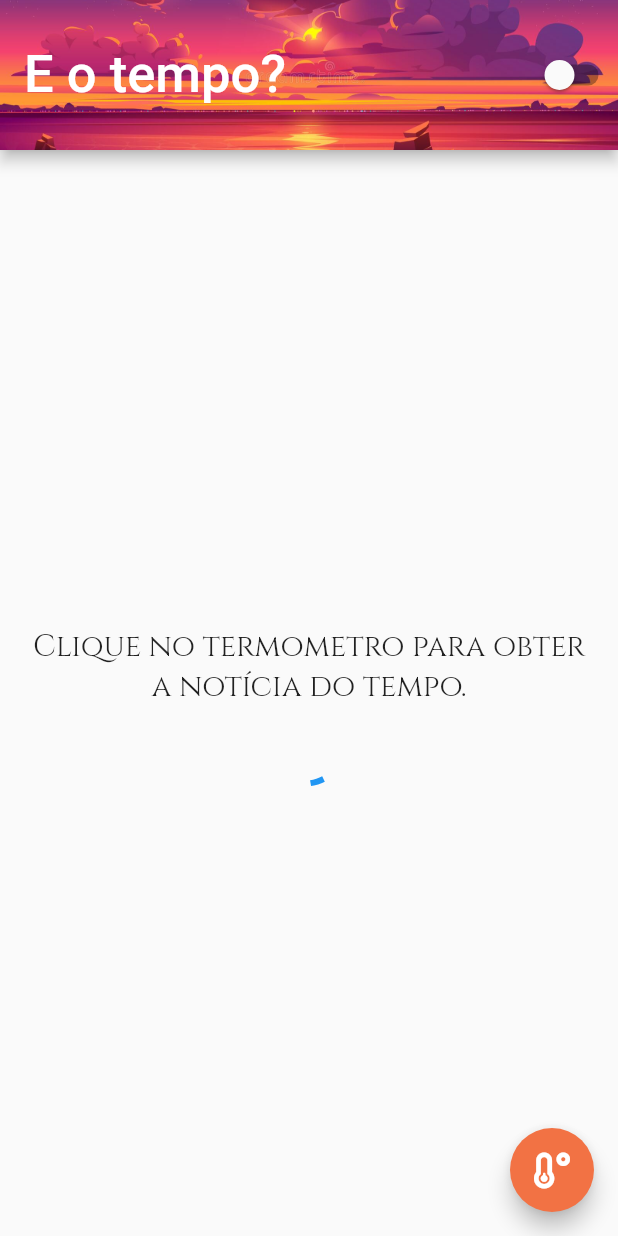
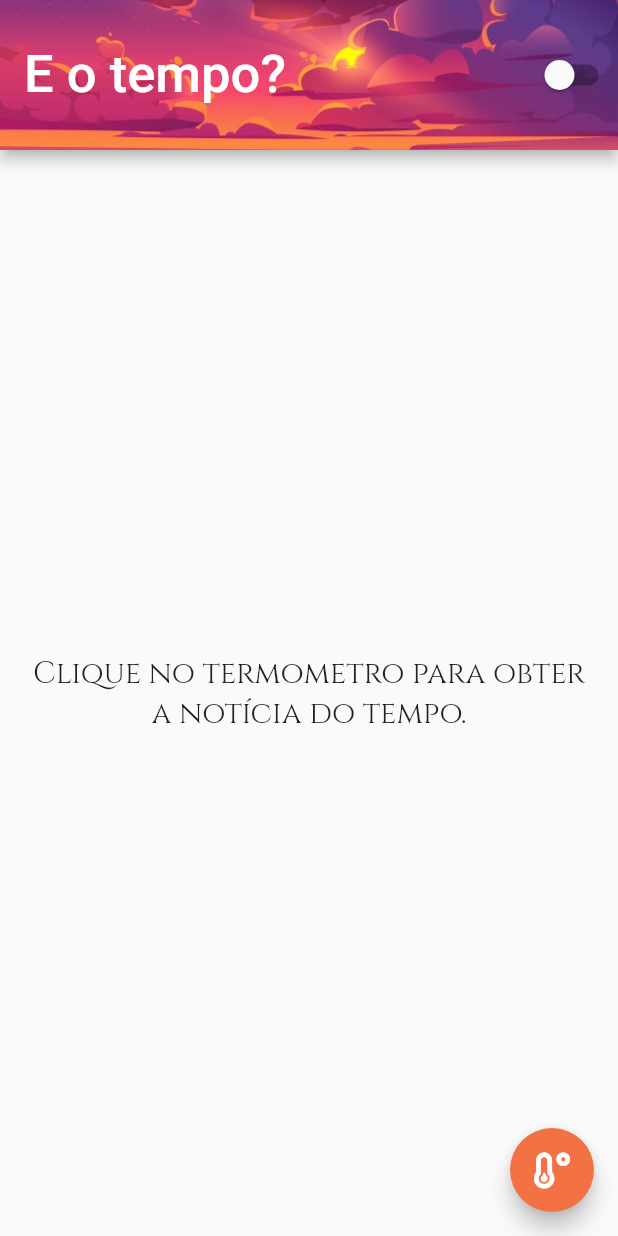
Before and after one commit to ZaunSupremoXV/app_arquiteture, a Flutter app: the screen it shows after launch, on a phone screen of 412 x 824 dp. Run offline on Flutter 3.47's test engine with Material 2 defaults, Android fonts, the phone set to English and light mode, and no system bars; our stand-ins replace dio, font_awesome_flutter, google_fonts, shared_preferences; Roboto replaces fonts that are missing (Parisienne).

Commit message:
Erick - 15/09/2021 - 2

```diff
--- a/lib/app/pages/home/home_page.dart
+++ b/lib/app/pages/home/home_page.dart
@@ -1,6 +1,7 @@
 import 'package:app_arquiteture/app/app_controller.dart';
 import 'package:app_arquiteture/app/app_theme.dart';
 import 'package:app_arquiteture/app/models/apiadvisor_model.dart';
+import 'package:app_arquiteture/app/pages/home/components/custom_circular_progress_indicator_widget.dart';
 import 'package:app_arquiteture/app/pages/home/home_controller.dart';
 import 'package:app_arquiteture/app/repositories/apiadvisor_repository.dart';
 import 'package:app_arquiteture/app/services/client_http_service.dart';
@@ -26,6 +27,18 @@ class _HomePageState extends State<HomePage> {
     ),
   );
 
+  bool isLoading = false;
+
+  login() async {
+    setState(() {
+      isLoading = true;
+    });
+    await controller.getTime();
+    // setState(() {
+    //   isLoading = false;
+    // });
+  }
+
   @override
   Widget build(BuildContext context) {
     return ValueListenableBuilder<bool>(
@@ -50,7 +63,7 @@ class _HomePageState extends State<HomePage> {
           floatingActionButton: FloatingActionButton(
             child: FaIcon(FontAwesomeIcons.temperatureLow),
             onPressed: () {
-              controller.getTime();
+              login();
             },
           ),
           body: ValueListenableBuilder<ApiadvisorModel?>(
@@ -62,15 +75,21 @@ class _HomePageState extends State<HomePage> {
                     children: [
                       Padding(
                         padding: const EdgeInsets.all(15.0),
-                        child: Text(
-                          'Clique no termometro para obter a notícia do tempo.',
-                          style: AppTheme.textIntro,
-                          textAlign: TextAlign.center,
-                        ),
+                        child: isLoading
+                            ? Center(
+                                child: CustomCircularProgressIndicator(),
+                              )
+                            : Text(
+                                'Clique no termometro para obter a notícia do tempo.',
+                                style: AppTheme.textIntro,
+                                textAlign: TextAlign.center,
+                              ),
                       ),
-                      Center(
-                        child: CircularProgressIndicator(),
-                      ),
+                      // isLoading
+                      //     ? Center(
+                      //         child: CustomCircularProgressIndicator(),
+                      //       )
+                      //     : Container(),
                     ],
                   );
                 }
```
Also changed, not shown: lib/app/pages/home/components/custom_circular_progress_indicator_widget.dart (added, +12 -0 lines), assets/images/light.jpg.
